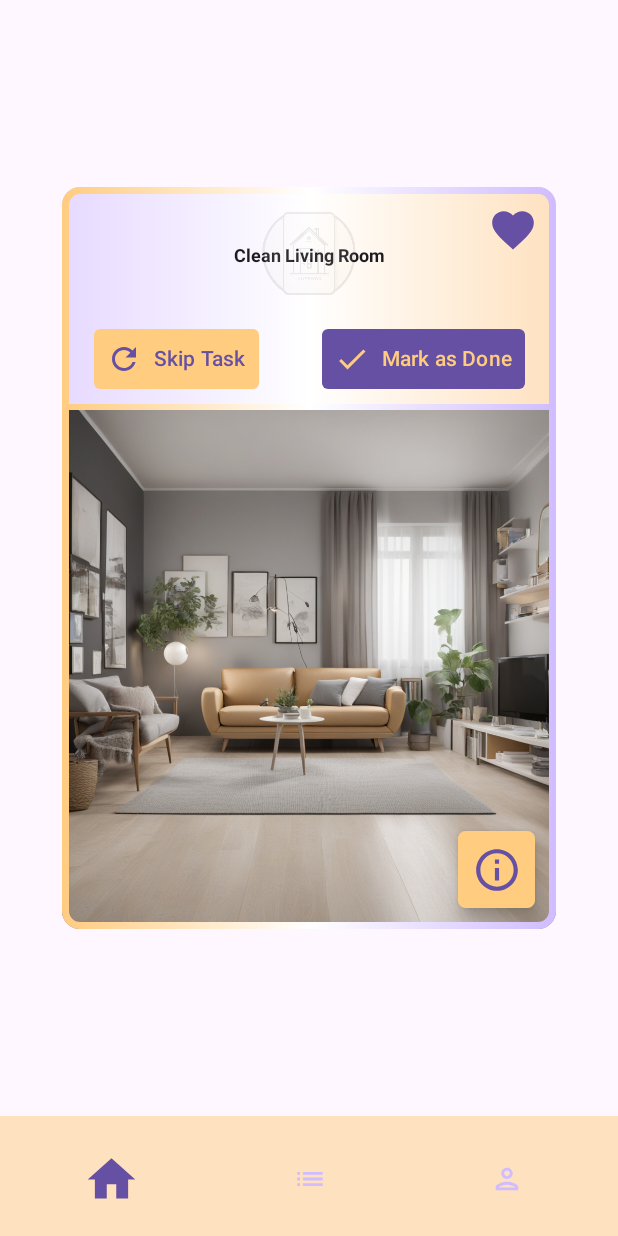
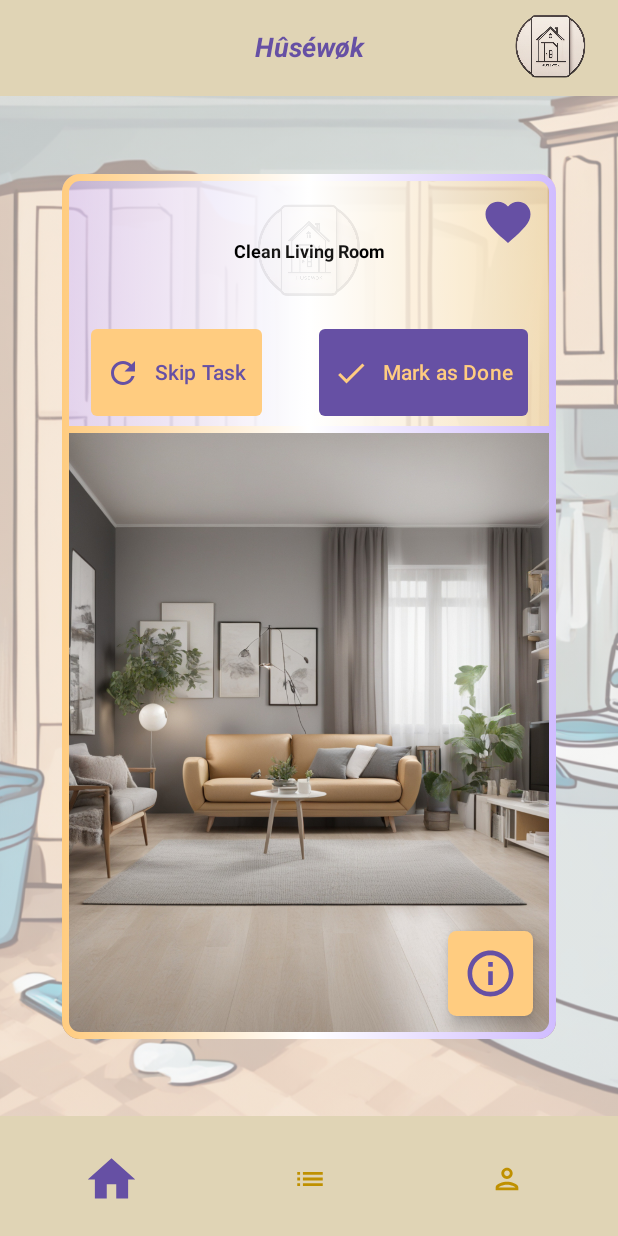
Before and after one commit to Phenkel/Abschlussprojekt_Kotlin_Husewok, an Android app built with Jetpack Compose: the @Preview function Homescreen, on a phone screen of 412 x 824 dp. Run offline under Robolectric (Android 15) with nearby library versions, the phone set to English and light mode, and no system bars; our stand-ins replace Room's generated code, constraintlayout-compose.

Commit message:
feat: Layout
topbar
bottomBar
homescreenLayout

```diff
--- a/app/src/main/java/com/example/abschlussprojekt_husewok/ui/components/BottomAppBar.kt
+++ b/app/src/main/java/com/example/abschlussprojekt_husewok/ui/components/BasicBottomAppBar.kt
@@ -23,9 +23,9 @@ import androidx.compose.ui.Modifier
 import androidx.compose.ui.tooling.preview.Preview
 import com.example.abschlussprojekt_husewok.ui.calc.Dimension
 import com.example.abschlussprojekt_husewok.ui.calc.calcDp
-import com.example.abschlussprojekt_husewok.ui.theme.Orange80
+import com.example.abschlussprojekt_husewok.ui.theme.Orange40
+import com.example.abschlussprojekt_husewok.ui.theme.OrangeGrey80
 import com.example.abschlussprojekt_husewok.ui.theme.Purple40
-import com.example.abschlussprojekt_husewok.ui.theme.Purple80
 
 enum class BottomIcons {
     HOME,
@@ -35,13 +35,13 @@ enum class BottomIcons {
 
 @Preview
 @Composable
-fun BottomAppBar() {
+fun BasicBottomAppBar() {
     val selected = remember {
         mutableStateOf(BottomIcons.HOME)
     }
 
     androidx.compose.material3.BottomAppBar(
-        containerColor = Orange80.copy(alpha = 0.5f),
+        containerColor = OrangeGrey80,
         content = {
             Row(
                 horizontalArrangement = Arrangement.SpaceEvenly,
@@ -58,7 +58,7 @@ fun BottomAppBar() {
                     Icon(
                         imageVector = if (selected.value == BottomIcons.HOME) Icons.Filled.Home else Icons.Outlined.Home,
                         contentDescription = null,
-                        tint = if (selected.value == BottomIcons.HOME) Purple40 else Purple80,
+                        tint = if (selected.value == BottomIcons.HOME) Purple40 else Orange40,
                         modifier = Modifier.fillMaxSize(if (selected.value == BottomIcons.HOME) 0.5f else 0.3f)
                     )
                 }
@@ -71,7 +71,7 @@ fun BottomAppBar() {
                     Icon(
                         imageVector = if (selected.value == BottomIcons.LIST) Icons.Filled.List else Icons.Outlined.List,
                         contentDescription = null,
-                        tint = if (selected.value == BottomIcons.LIST) Purple40 else Purple80,
+                        tint = if (selected.value == BottomIcons.LIST) Purple40 else Orange40,
                         modifier = Modifier.fillMaxSize(if (selected.value == BottomIcons.LIST) 0.5f else 0.3f)
                     )
                 }
@@ -84,7 +84,7 @@ fun BottomAppBar() {
                     Icon(
                         imageVector = if (selected.value == BottomIcons.PROFILE) Icons.Filled.Person else Icons.Outlined.Person,
                         contentDescription = null,
-                        tint = if (selected.value == BottomIcons.PROFILE) Purple40 else Purple80,
+                        tint = if (selected.value == BottomIcons.PROFILE) Purple40 else Orange40,
                         modifier = Modifier.fillMaxSize(if (selected.value == BottomIcons.PROFILE) 0.5f else 0.3f)
                     )
                 }
--- /dev/null
+++ b/app/src/main/java/com/example/abschlussprojekt_husewok/ui/components/BasicTopAppBar.kt
@@ -0,0 +1,54 @@
+package com.example.abschlussprojekt_husewok.ui.components
+
+import androidx.compose.foundation.Image
+import androidx.compose.foundation.layout.height
+import androidx.compose.foundation.layout.width
+import androidx.compose.material3.CenterAlignedTopAppBar
+import androidx.compose.material3.ExperimentalMaterial3Api
+import androidx.compose.material3.Text
+import androidx.compose.material3.TopAppBarDefaults
+import androidx.compose.runtime.Composable
+import androidx.compose.ui.Modifier
+import androidx.compose.ui.graphics.Color
+import androidx.compose.ui.layout.ContentScale
+import androidx.compose.ui.res.painterResource
+import androidx.compose.ui.text.font.FontStyle
+import androidx.compose.ui.text.font.FontWeight
+import androidx.compose.ui.tooling.preview.Preview
+import com.example.abschlussprojekt_husewok.ui.theme.Purple40
+import com.example.abschlussprojekt_husewok.R
+import com.example.abschlussprojekt_husewok.ui.calc.Dimension
+import com.example.abschlussprojekt_husewok.ui.calc.calcDp
+import com.example.abschlussprojekt_husewok.ui.calc.calcSp
+import com.example.abschlussprojekt_husewok.ui.theme.OrangeGrey80
+
+@OptIn(ExperimentalMaterial3Api::class)
+@Preview
+@Composable
+fun BasicTopAppBar() {
+    CenterAlignedTopAppBar(
+        colors = TopAppBarDefaults.centerAlignedTopAppBarColors(
+            containerColor = OrangeGrey80,
+            titleContentColor = Color.Transparent
+        ),
+        title = {
+            Text(
+                text = "Hûséwøk",
+                color = Purple40,
+                fontStyle = FontStyle.Italic,
+                fontWeight = FontWeight.Bold,
+                fontSize = calcSp(percentage = 0.075f)
+            )
+        },
+        actions = {
+            Image(
+                painter = painterResource(id = R.drawable.logo),
+                contentDescription = null,
+                modifier = Modifier
+                    .height(calcDp(percentage = 0.075f, dimension = Dimension.Height))
+                    .width(calcDp(percentage = 0.2f, dimension = Dimension.Width)),
+                contentScale = ContentScale.Fit
+            )
+        }
+    )
+}
--- a/app/src/main/java/com/example/abschlussprojekt_husewok/ui/components/HomeScreenCard.kt
+++ b/app/src/main/java/com/example/abschlussprojekt_husewok/ui/components/HomeScreenCard.kt
@@ -49,11 +49,12 @@ import com.example.abschlussprojekt_husewok.ui.calc.calcDp
 import com.example.abschlussprojekt_husewok.ui.calc.calcSp
 import com.example.abschlussprojekt_husewok.data.model.Housework
 import com.example.abschlussprojekt_husewok.ui.calc.Dimension
+import com.example.abschlussprojekt_husewok.ui.theme.Orange40
 import com.example.abschlussprojekt_husewok.ui.theme.Orange80
 import com.example.abschlussprojekt_husewok.ui.theme.Purple40
 import com.example.abschlussprojekt_husewok.ui.theme.Purple80
 
-/**
+/** TODO: Aktualisieren
  * A composable function that represents a card on the home screen.
  *
  * @param sizeHeight The height of the card. By default, it is calculated as a percentage of the screen height.
@@ -74,8 +75,8 @@ fun HomescreenCard(
     sizeHeight: Dp = calcDp(percentage = 0.6f, dimension = Dimension.Height),
     sizeWidth: Dp = calcDp(percentage = 0.8f, dimension = Dimension.Width),
     sizeComplete: Dp = (sizeHeight + sizeWidth) / 2,
+    skipButtonEnabled: Boolean = true,
     skipButtonOnClick: () -> Unit = {},
-    skipButtonEnabled: Boolean = true,
     doneButtonOnClick: () -> Unit = {},
     fabOnClick: () -> Unit = {},
     iconButtonOnClick: () -> Unit = {},
@@ -165,7 +166,7 @@ fun HomescreenCard(
                         },
                     horizontalArrangement = Arrangement.SpaceAround
                 ) {
-                    // Button composable (Skip Task) for the row with custom shape colors and padding
+                    // Button composable (Skip Task) for the row with custom shape colors and padding TODO: Aktualisieren
                     Button(
                         enabled = skipButtonEnabled,
                         onClick = skipButtonOnClick,
@@ -174,9 +175,11 @@ fun HomescreenCard(
                         colors = ButtonDefaults.buttonColors(
                             containerColor = Orange80,
                             contentColor = Purple40,
-                            disabledContainerColor = Orange80.copy(alpha = 0.5f),
-                            disabledContentColor = Purple40.copy(alpha = 0.5f)
-                        )
+                            disabledContainerColor = Orange40.copy(alpha = 0.5f),
+                            disabledContentColor = Purple80
+                        ),
+                        modifier = Modifier
+                            .height(sizeHeight / 10)
                     ) {
                         // Icon composable (Skip) for the button
                         Icon(
@@ -190,7 +193,7 @@ fun HomescreenCard(
                             text = "Skip Task"
                         )
                     }
-                    // Button composable (Skip Task) for the row with custom shape colors and padding
+                    // Button composable (Skip Task) for the row with custom shape colors and padding TODO: Aktualisieren
                     Button(
                         onClick = doneButtonOnClick,
                         shape = ShapeDefaults.ExtraSmall,
@@ -198,7 +201,9 @@ fun HomescreenCard(
                         colors = ButtonDefaults.buttonColors(
                             containerColor = Purple40,
                             contentColor = Orange80
-                        )
+                        ),
+                        modifier = Modifier
+                            .height(sizeHeight / 10)
                     ) {
                         // Icon composable (Done) for the button
                         Icon(
--- a/app/src/main/java/com/example/abschlussprojekt_husewok/ui/theme/layout/Homescreen.kt
+++ b/app/src/main/java/com/example/abschlussprojekt_husewok/ui/theme/layout/Homescreen.kt
@@ -9,8 +9,16 @@ import androidx.compose.material3.Scaffold
 import androidx.compose.runtime.Composable
 import androidx.compose.ui.Alignment
 import androidx.compose.ui.Modifier
+import androidx.compose.ui.draw.paint
+import androidx.compose.ui.graphics.Color
+import androidx.compose.ui.layout.ContentScale
+import androidx.compose.ui.res.painterResource
 import androidx.compose.ui.tooling.preview.Preview
-import com.example.abschlussprojekt_husewok.ui.components.BottomAppBar
+import com.example.abschlussprojekt_husewok.R
+import com.example.abschlussprojekt_husewok.ui.calc.Dimension
+import com.example.abschlussprojekt_husewok.ui.calc.calcDp
+import com.example.abschlussprojekt_husewok.ui.components.BasicBottomAppBar
+import com.example.abschlussprojekt_husewok.ui.components.BasicTopAppBar
 import com.example.abschlussprojekt_husewok.ui.components.HomescreenCard
 
 @OptIn(ExperimentalMaterial3Api::class)
@@ -18,7 +26,15 @@ import com.example.abschlussprojekt_husewok.ui.components.HomescreenCard
 @Composable
 fun Homescreen() {
     Scaffold(
-        bottomBar = { BottomAppBar() }
+        containerColor = Color.Transparent,
+        topBar = { BasicTopAppBar() },
+        bottomBar = { BasicBottomAppBar() },
+        modifier = Modifier
+            .paint(
+                painter = painterResource(id = R.drawable.background),
+                contentScale = ContentScale.Crop,
+                alpha = 0.5f
+            )
     ) {
         Column(
             verticalArrangement = Arrangement.Center,
@@ -27,7 +43,9 @@ fun Homescreen() {
                 .fillMaxSize(1f)
                 .padding(it)
         ) {
-            HomescreenCard()
+            HomescreenCard(
+                sizeHeight = calcDp(percentage = 0.7f, dimension = Dimension.Height)
+            )
         }
     }
 }
```
